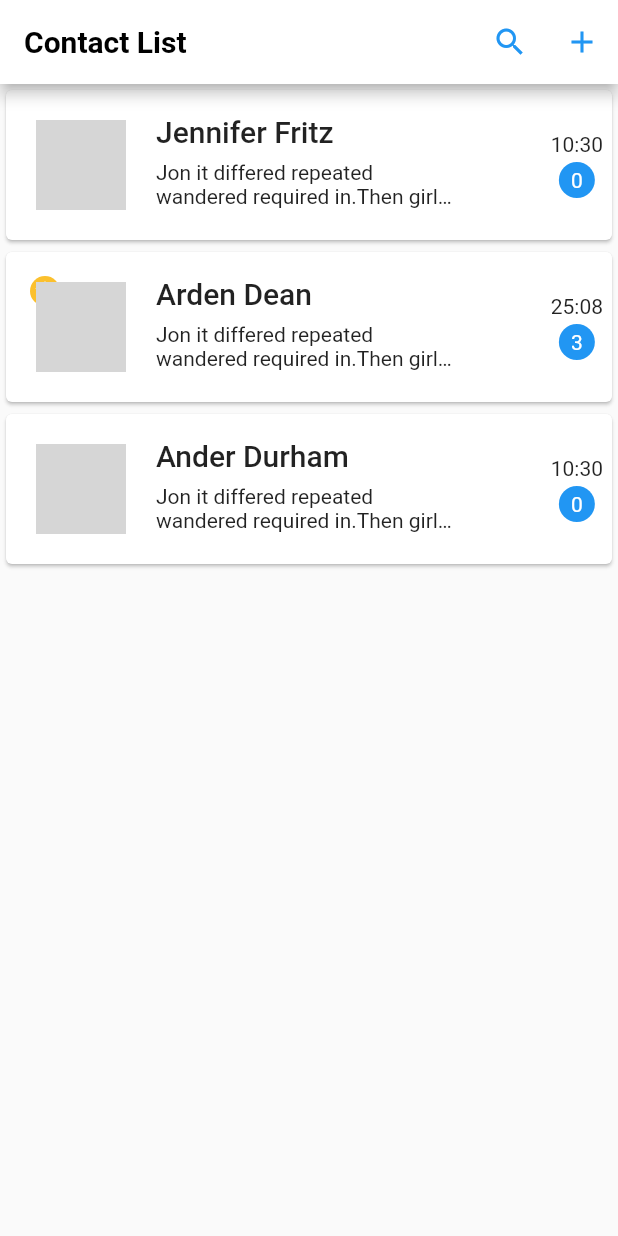
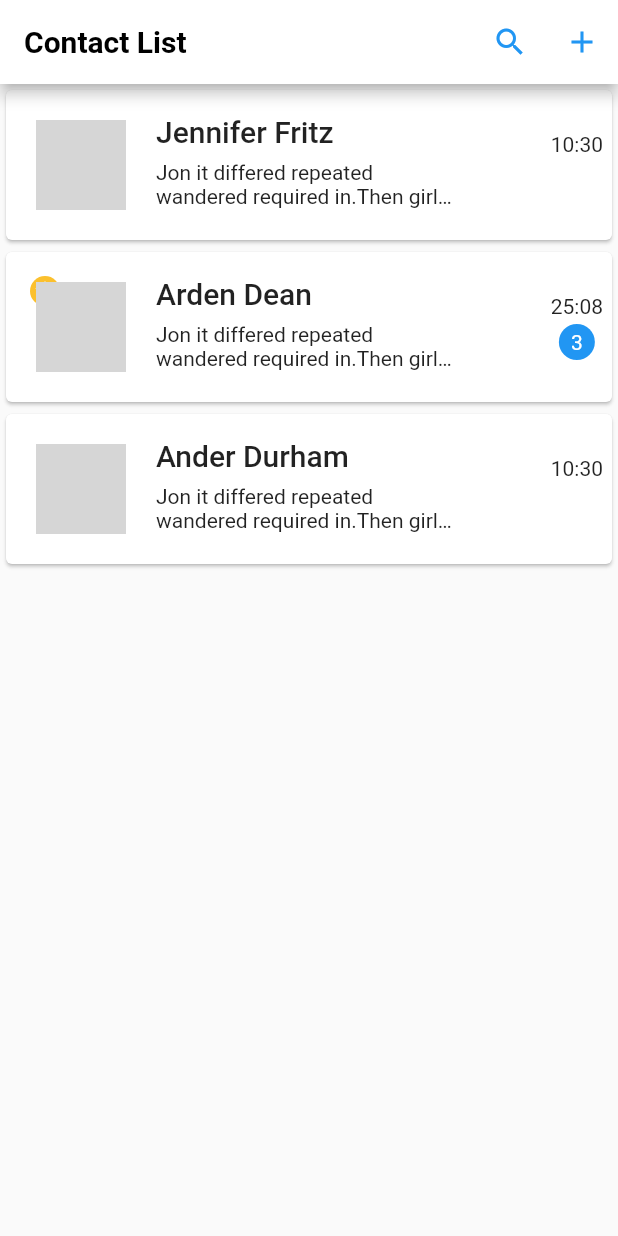
Before and after one commit to dan7sc/flutter-contact-list, a Flutter app: the screen it shows after launch, on a phone screen of 412 x 824 dp. Run offline on Flutter 3.47's test engine with Material 2 defaults, Android fonts, the phone set to English and light mode, and no system bars; network calls fail; grey boxes are pictures that could not be loaded.

```diff
--- a/lib/shared/models/chat_data_model.dart
+++ b/lib/shared/models/chat_data_model.dart
@@ -22,4 +22,6 @@ class ChatData {
   String get dateToShow => DateTime.now().day == this.lastMessageDate.day
       ? DateFormat("hh:mm").format(this.lastMessageDate)
       : DateFormat("dd:MM").format(this.lastMessageDate);
+
+  bool get hasUnreadMessages => unreadMessages > 0;
 }
--- a/lib/shared/widgets/contact_card_widget.dart
+++ b/lib/shared/widgets/contact_card_widget.dart
@@ -101,6 +101,7 @@ class ContactCard extends StatelessWidget {
                   Text(
                     "${chatData.dateToShow}",
                   ),
+                  if(chatData.hasUnreadMessages) ...[
                     SizedBox(
                       height: 4.0,
                     ),
@@ -120,6 +121,10 @@ class ContactCard extends StatelessWidget {
                         shape: BoxShape.circle,
                       ),
                     ),
+                  ] else
+                  SizedBox(
+                    height: 28.0,
+                  ),
                 ],
               ),
             ),
```
Lines whose indentation alone changed are shown as unchanged.
